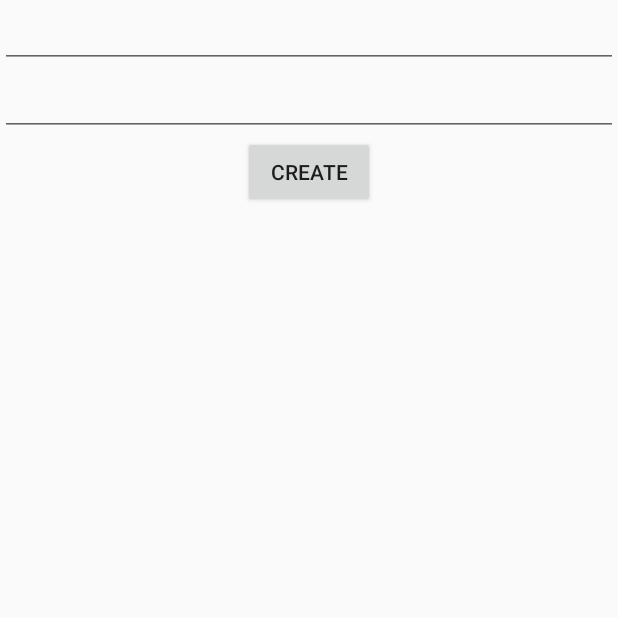
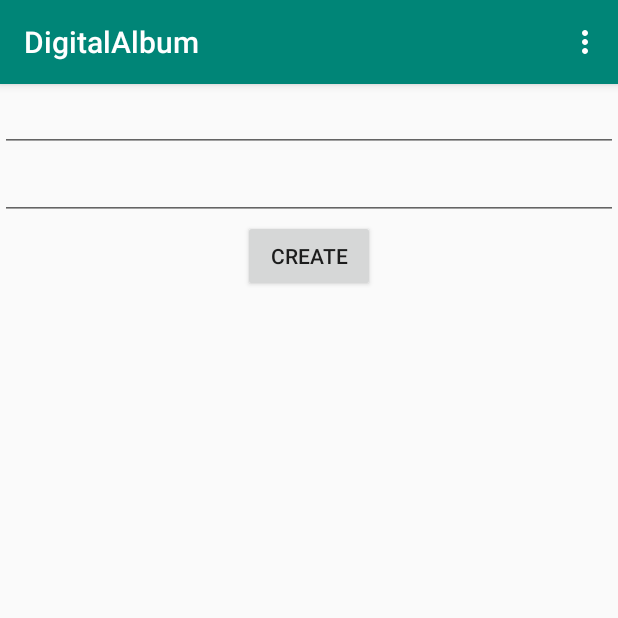
Before and after one commit to evgeny/DigitalAlbum, an Android app: the AlbumFormFragment screen opened through its navigation route, on a phone screen of 412 x 824 dp, the top half of it. Run offline under Robolectric (Android 15) with nearby library versions, the phone set to English and light mode, and no system bars; our stand-ins replace Room's generated code; 4 statements that could not run were skipped.

Commit message:
add back the action bar into activity

```diff
--- a/app/src/main/java/com/ezino/digitalalbum/AlbumCollectionActivity.kt
+++ b/app/src/main/java/com/ezino/digitalalbum/AlbumCollectionActivity.kt
@@ -4,12 +4,15 @@ import android.os.Bundle
 import android.view.Menu
 import android.view.MenuItem
 import androidx.appcompat.app.AppCompatActivity
+import kotlinx.android.synthetic.main.activity_album_collection.*
 
 class AlbumCollectionActivity : AppCompatActivity() {
 
     override fun onCreate(savedInstanceState: Bundle?) {
         super.onCreate(savedInstanceState)
         setContentView(R.layout.activity_album_collection)
+
+        setSupportActionBar(toolbar)
     }
 
     override fun onCreateOptionsMenu(menu: Menu): Boolean {
--- a/app/src/main/java/com/ezino/digitalalbum/AlbumFormFragment.kt
+++ b/app/src/main/java/com/ezino/digitalalbum/AlbumFormFragment.kt
@@ -7,7 +7,6 @@ import android.view.ViewGroup
 import androidx.fragment.app.Fragment
 import androidx.lifecycle.Observer
 import androidx.lifecycle.ViewModelProviders
-import androidx.navigation.NavController
 import androidx.navigation.fragment.findNavController
 import com.ezino.digitalalbum.data.Album
 import com.ezino.digitalalbum.di.Injectors
@@ -46,7 +45,7 @@ class AlbumFormFragment : Fragment() {
                 )
             )
 
-            Snackbar.make(it, "new album is created", Snackbar.LENGTH_LONG).show()
+            Snackbar.make(it, getString(R.string.album_created), Snackbar.LENGTH_LONG).show()
             findNavController().popBackStack()
         }
     }
--- a/app/src/main/res/layout/activity_album_collection.xml
+++ b/app/src/main/res/layout/activity_album_collection.xml
@@ -1,9 +1,31 @@
 <?xml version="1.0" encoding="utf-8"?>
-<fragment xmlns:android="http://schemas.android.com/apk/res/android"
+<LinearLayout xmlns:android="http://schemas.android.com/apk/res/android"
     xmlns:app="http://schemas.android.com/apk/res-auto"
-    android:id="@+id/collection_nav_fragment"
-    android:name="androidx.navigation.fragment.NavHostFragment"
     android:layout_width="match_parent"
     android:layout_height="match_parent"
-    app:defaultNavHost="true"
-    app:navGraph="@navigation/nav_collection" />
+    android:orientation="vertical">
+
+    <com.google.android.material.appbar.AppBarLayout
+        android:id="@+id/appbar"
+        android:layout_width="match_parent"
+        android:layout_height="wrap_content"
+        android:theme="@style/AppTheme.AppBarOverlay">
+
+        <androidx.appcompat.widget.Toolbar
+            android:id="@+id/toolbar"
+            android:layout_width="match_parent"
+            android:layout_height="?attr/actionBarSize"
+            app:popupTheme="@style/AppTheme.PopupOverlay"/>
+
+    </com.google.android.material.appbar.AppBarLayout>
+
+    <fragment
+        android:id="@+id/collection_nav_fragment"
+        android:name="androidx.navigation.fragment.NavHostFragment"
+        android:layout_width="match_parent"
+        android:layout_height="match_parent"
+        app:defaultNavHost="true"
+        app:navGraph="@navigation/nav_collection" />
+
+
+</LinearLayout>
--- a/app/src/main/res/values/strings.xml
+++ b/app/src/main/res/values/strings.xml
@@ -4,4 +4,5 @@
 
     <!-- TODO: Remove or change this placeholder text -->
     <string name="hello_blank_fragment">Hello blank fragment</string>
+    <string name="album_created">new album is created</string>
 </resources>
```
Also changed, not shown: app/src/main/res/layout/album_card.xml (+18 -16 lines).
